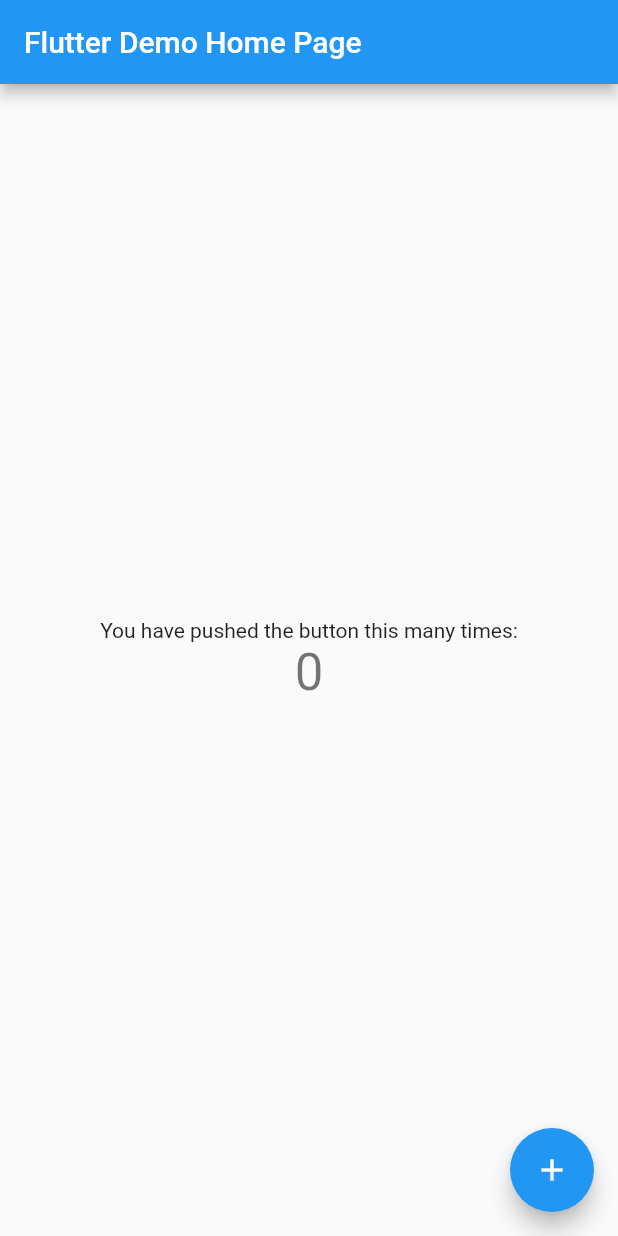
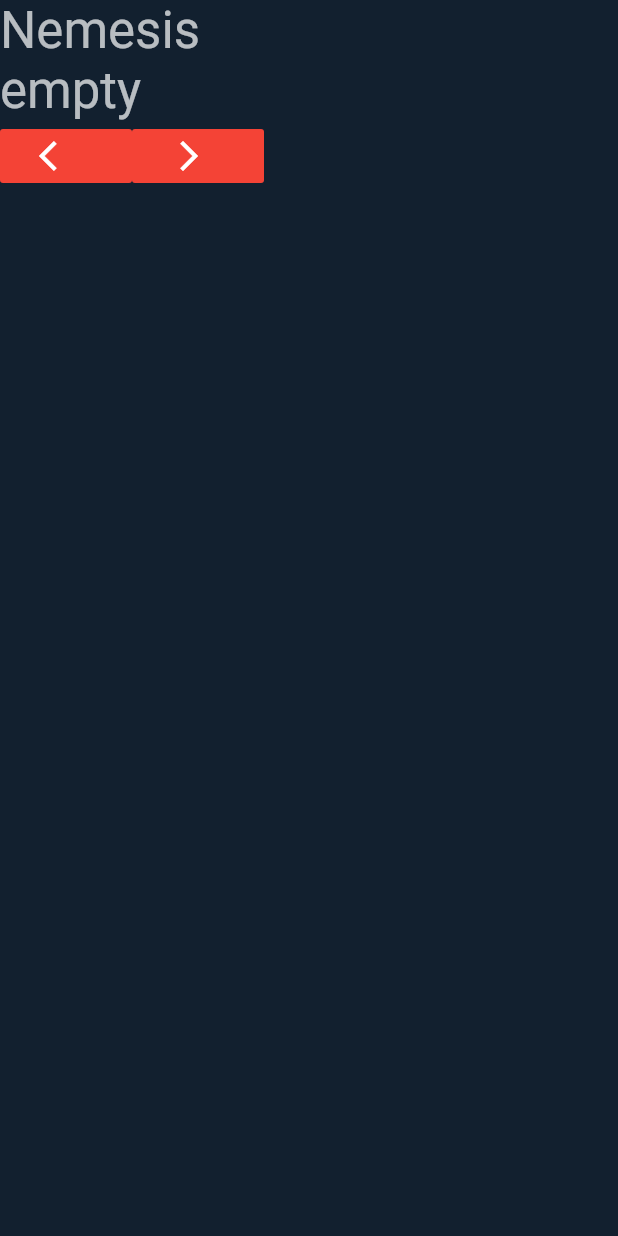
Before and after one commit to FarrarE/AeonsEndTurns, a Flutter app: the screen it shows after launch, on a phone screen of 412 x 824 dp. Run offline on Flutter 3.47's test engine with Material 2 defaults, Android fonts, the phone set to English and light mode, and no system bars.

Commit message:
Added a deck widget to manage lists.

```diff
--- /dev/null
+++ b/lib/deck.dart
@@ -0,0 +1,44 @@
+import 'package:flutter/material.dart';
+import 'main.dart';
+
+class Deck extends StatelessWidget {
+  @override
+  List<String> next = ["Nemesis", "Nemesis", "1/2", "1/2", "3/4", "3/4"]
+    ..shuffle();
+
+  List<String> previous = ["empty"];
+
+  Widget build(BuildContext context) {
+    return MaterialApp(
+      theme: ThemeData.dark().copyWith(scaffoldBackgroundColor: darkBlue),
+      debugShowCheckedModeBanner: false,
+      home: Scaffold(
+        body: Center(
+          child: ListView(children: [
+            Text(next.first, style: Theme.of(context).textTheme.display1),
+            Text(previous.last, style: Theme.of(context).textTheme.display1),
+            Row(children: <Widget>[
+              FlatButton.icon(
+                color: Colors.red,
+                icon: Icon(Icons.arrow_back_ios), //`Icon` to display
+                label: Text(''), //`Text` to display
+                onPressed: () {
+                  //Code to execute when Floating Action Button is clicked
+                  //...
+                },
+              ),
+              FlatButton.icon(
+                color: Colors.red,
+                icon: Icon(Icons.arrow_forward_ios), //`Icon` to display
+                label: Text(''), //`Text` to display
+                onPressed: () {
+                  previous.add(next.first);
+                },
+              ),
+            ]),
+          ]),
+        ),
+      ),
+    );
+  }
+}
--- a/lib/main.dart
+++ b/lib/main.dart
@@ -1,111 +1,23 @@
 import 'package:flutter/material.dart';
+import 'deck.dart';
 
-void main() => runApp(MyApp());
+final Color darkBlue = Color.fromARGB(255, 18, 32, 47);
+
+void main() {
+  runApp(MyApp());
+}
 
 class MyApp extends StatelessWidget {
-  // This widget is the root of your application.
   @override
   Widget build(BuildContext context) {
     return MaterialApp(
-      title: 'Flutter Demo',
-      theme: ThemeData(
-        // This is the theme of your application.
-        //
-        // Try running your application with "flutter run". You'll see the
-        // application has a blue toolbar. Then, without quitting the app, try
-        // changing the primarySwatch below to Colors.green and then invoke
-        // "hot reload" (press "r" in the console where you ran "flutter run",
-        // or simply save your changes to "hot reload" in a Flutter IDE).
-        // Notice that the counter didn't reset back to zero; the application
-        // is not restarted.
-        primarySwatch: Colors.blue,
+      theme: ThemeData.dark().copyWith(scaffoldBackgroundColor: darkBlue),
+      debugShowCheckedModeBanner: false,
+      home: Scaffold(
+        body: Center(
+          child: Deck(),
+        ),
       ),
-      home: MyHomePage(title: 'Flutter Demo Home Page'),
     );
   }
 }
-
-class MyHomePage extends StatefulWidget {
-  MyHomePage({Key key, this.title}) : super(key: key);
-
-  // This widget is the home page of your application. It is stateful, meaning
-  // that it has a State object (defined below) that contains fields that affect
-  // how it looks.
-
-  // This class is the configuration for the state. It holds the values (in this
-  // case the title) provided by the parent (in this case the App widget) and
-  // used by the build method of the State. Fields in a Widget subclass are
-  // always marked "final".
-
-  final String title;
-
-  @override
-  _MyHomePageState createState() => _MyHomePageState();
-}
-
-class _MyHomePageState extends State<MyHomePage> {
-  int _counter = 0;
-
-  void _incrementCounter() {
-    setState(() {
-      // This call to setState tells the Flutter framework that something has
-      // changed in this State, which causes it to rerun the build method below
-      // so that the display can reflect the updated values. If we changed
-      // _counter without calling setState(), then the build method would not be
-      // called again, and so nothing would appear to happen.
-      _counter++;
-    });
-  }
-
-  @override
-  Widget build(BuildContext context) {
-    // This method is rerun every time setState is called, for instance as done
-    // by the _incrementCounter method above.
-    //
-    // The Flutter framework has been optimized to make rerunning build methods
-    // fast, so that you can just rebuild anything that needs updating rather
-    // than having to individually change instances of widgets.
-    return Scaffold(
-      appBar: AppBar(
-        // Here we take the value from the MyHomePage object that was created by
-        // the App.build method, and use it to set our appbar title.
-        title: Text(widget.title),
-      ),
-      body: Center(
-        // Center is a layout widget. It takes a single child and positions it
-        // in the middle of the parent.
-        child: Column(
-          // Column is also a layout widget. It takes a list of children and
-          // arranges them vertically. By default, it sizes itself to fit its
-          // children horizontally, and tries to be as tall as its parent.
-          //
-          // Invoke "debug painting" (press "p" in the console, choose the
-          // "Toggle Debug Paint" action from the Flutter Inspector in Android
-          // Studio, or the "Toggle Debug Paint" command in Visual Studio Code)
-          // to see the wireframe for each widget.
-          //
-          // Column has various properties to control how it sizes itself and
-          // how it positions its children. Here we use mainAxisAlignment to
-          // center the children vertically; the main axis here is the vertical
-          // axis because Columns are vertical (the cross axis would be
-          // horizontal).
-          mainAxisAlignment: MainAxisAlignment.center,
-          children: <Widget>[
-            Text(
-              'You have pushed the button this many times:',
-            ),
-            Text(
-              '$_counter',
-              style: Theme.of(context).textTheme.display1,
-            ),
-          ],
-        ),
-      ),
-      floatingActionButton: FloatingActionButton(
-        onPressed: _incrementCounter,
-        tooltip: 'Increment',
-        child: Icon(Icons.add),
-      ), // This trailing comma makes auto-formatting nicer for build methods.
-    );
-  }
-}
```
